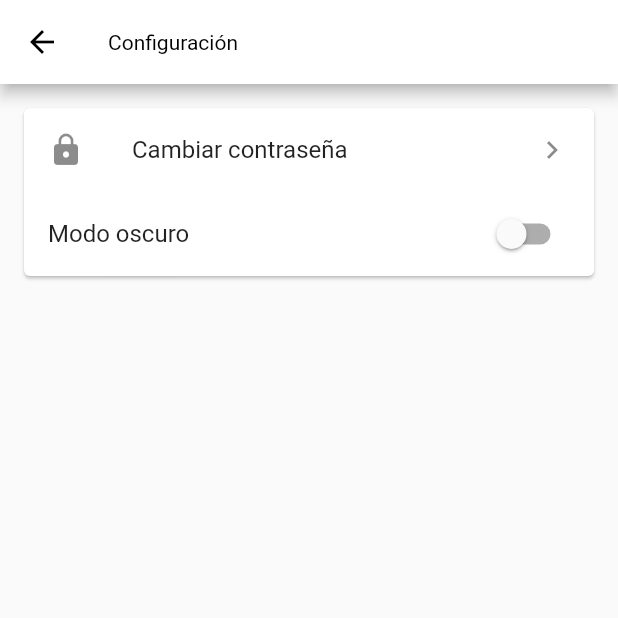
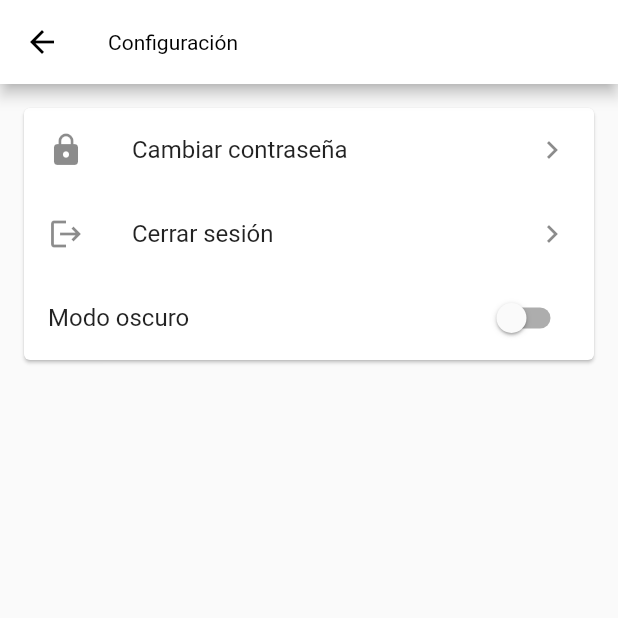
Before and after one commit to JoseCaro01/JA_Travel, a Flutter app: the SettingsPage screen opened by its route, on a phone screen of 412 x 824 dp, the top half of it. Run offline on Flutter 3.47's test engine with Material 2 defaults, Android fonts, the light colour scheme and no system bars; our stand-ins replace cloud_firestore, firebase_auth, firebase_core, font_awesome_flutter, image_picker, shared_preferences and 1 more; missing offline and left inert: mapbox_gl; accounts and stored records are empty; key blocks and very long unbroken strings in the code were emptied for the run.

Commit message:
Aplicacion terminada solo limpiar codigo

```diff
--- a/ja_travel/lib/common_widgets/custom_appbar.dart
+++ b/ja_travel/lib/common_widgets/custom_appbar.dart
@@ -1,6 +1,5 @@
 import 'package:flutter/material.dart';
 import 'package:ja_travel/provider/user_provider.dart';
-import 'package:ja_travel/utils/color_config.dart';
 import 'package:provider/provider.dart';
 
 class CustomAppBar extends StatefulWidget implements PreferredSizeWidget {
--- a/ja_travel/lib/common_widgets/custom_elevatedbutton.dart
+++ b/ja_travel/lib/common_widgets/custom_elevatedbutton.dart
@@ -38,6 +38,7 @@ class CustomElevatedButton extends StatelessWidget {
           mainAxisSize: MainAxisSize.min,
           children: [
             CustomTile(
+              textStyle: TextStyle(color: Colors.black),
               width: widthText,
               label: title,
               icon: Icon(
--- a/ja_travel/lib/common_widgets/loading.dart
+++ b/ja_travel/lib/common_widgets/loading.dart
@@ -2,9 +2,9 @@ import 'package:flutter/material.dart';
 
 class Loading extends StatefulWidget {
   /*Widget encargado de mostrar pantalla de cargando ademas de realizar las peticiones asincronas */
-  const Loading({Key? key, required this.onCall}) : super(key: key);
+  const Loading({Key? key, this.onCall}) : super(key: key);
 
-  final VoidCallback onCall;
+  final VoidCallback? onCall;
 
   @override
   _LoadingState createState() => _LoadingState();
@@ -13,7 +13,7 @@ class Loading extends StatefulWidget {
 class _LoadingState extends State<Loading> {
   @override
   void initState() {
-    widget.onCall();
+    if (widget.onCall != null) widget.onCall!();
     super.initState();
   }
 
--- a/ja_travel/lib/provider/settings_provider.dart
+++ b/ja_travel/lib/provider/settings_provider.dart
@@ -1,12 +1,16 @@
 import 'package:flutter/cupertino.dart';
+import 'package:shared_preferences/shared_preferences.dart';
 
 class SettingsProvider with ChangeNotifier {
-  bool _mode = false;
+  bool mode = false;
 
-  bool get mode => _mode;
+  Future<SharedPreferences> _prefs = SharedPreferences.getInstance();
 
-  void changeMode({required bool value}) {
-    _mode = value;
+  SettingsProvider({required this.mode});
+
+  Future<void> changeMode({required bool value}) async {
+    await _prefs.then((prefs) => prefs.setBool('mode', value));
+    mode = value;
     notifyListeners();
   }
 }
--- a/ja_travel/lib/provider/user_provider.dart
+++ b/ja_travel/lib/provider/user_provider.dart
@@ -100,4 +100,6 @@ class UserProvider extends ChangeNotifier {
               password: password)
           .then((value) =>
               _firebaseUserApi.changePassword(password: newPassword));
+
+  Future<void> logout() => FirebaseUserApi.instance.logout();
 }
--- a/ja_travel/lib/route_generator.dart
+++ b/ja_travel/lib/route_generator.dart
@@ -1,4 +1,5 @@
 import 'package:flutter/material.dart';
+import 'package:ja_travel/common_widgets/loading.dart';
 import 'package:ja_travel/screens/anonymus/pages/anonymus_page.dart';
 import 'package:ja_travel/screens/create_post/pages/create_post.dart';
 import 'package:ja_travel/screens/detailview_cities/pages/detail_view_cities.dart';
@@ -46,6 +47,10 @@ class RouteGenerator {
             data: args!,
           ),
         );
+      case '/loading':
+        return MaterialPageRoute(
+          builder: (_) => Loading(),
+        );
       case '/create_post':
         return MaterialPageRoute(
           builder: (_) => CreatePost(
--- a/ja_travel/lib/screens/settings/pages/settings_page.dart
+++ b/ja_travel/lib/screens/settings/pages/settings_page.dart
@@ -1,5 +1,6 @@
 import 'package:flutter/material.dart';
 import 'package:ja_travel/provider/settings_provider.dart';
+import 'package:ja_travel/provider/user_provider.dart';
 import 'package:provider/provider.dart';
 
 class SettingsPage extends StatelessWidget {
@@ -26,10 +27,19 @@ class SettingsPage extends StatelessWidget {
                   trailing: Icon(Icons.chevron_right),
                   onTap: () => Navigator.pushNamed(context, '/edit_password'),
                 ),
+                ListTile(
+                  leading: Icon(Icons.logout),
+                  title: Text("Cerrar sesión"),
+                  trailing: Icon(Icons.chevron_right),
+                  onTap: () => context.read<UserProvider>().logout().then(
+                      (value) => Navigator.pushNamedAndRemoveUntil(
+                          context, '/login', (route) => false)),
+                ),
                 SwitchListTile(
                   value: context.watch<SettingsProvider>().mode,
-                  onChanged: (value) =>
-                      context.read<SettingsProvider>().changeMode(value: value),
+                  onChanged: (value) async => await context
+                      .read<SettingsProvider>()
+                      .changeMode(value: value),
                   title: Text(context.watch<SettingsProvider>().mode
                       ? "Modo claro"
                       : "Modo oscuro"),
--- a/ja_travel/lib/services/firebase/firebase_user.dart
+++ b/ja_travel/lib/services/firebase/firebase_user.dart
@@ -19,6 +19,8 @@ class FirebaseUserApi {
     print("Call getUser good");
     return UserModel.fromJson(userDocument.data()!);
   }
+
+  Future<void> logout() => FirebaseAuth.instance.signOut();
 
   /*Metodo para actualizar los datos del usuario */
   Future<void> updateUserData({required UserModel user}) async {
--- a/ja_travel/pubspec.yaml
+++ b/ja_travel/pubspec.yaml
@@ -33,6 +33,7 @@ dependencies:
   provider: ^5.0.0
   mapbox_gl: ^0.12.0
   weather_icons: ^3.0.0-nullsafety.0
+  shared_preferences: ^2.0.6
 
 dev_dependencies:
   flutter_test:
```
Also changed, not shown: ja_travel/lib/main.dart (+33 -4 lines), ja_travel/lib/screens/posts/widgets/post_head.dart (+11 -4 lines), ja_travel/pubspec.lock.
